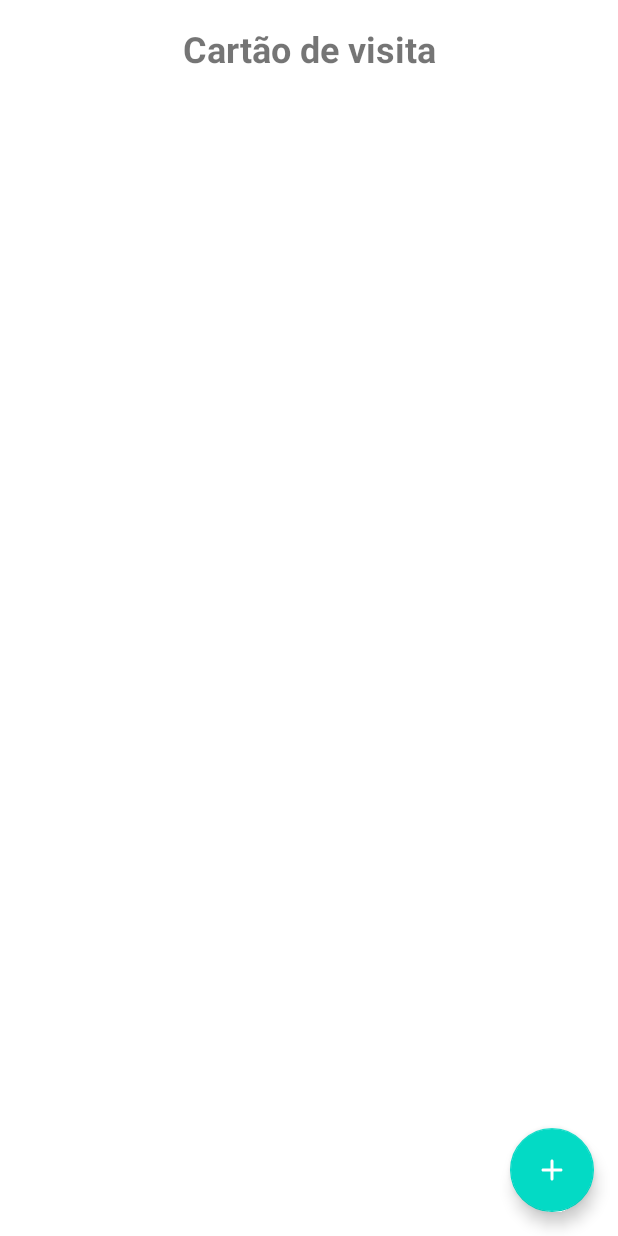
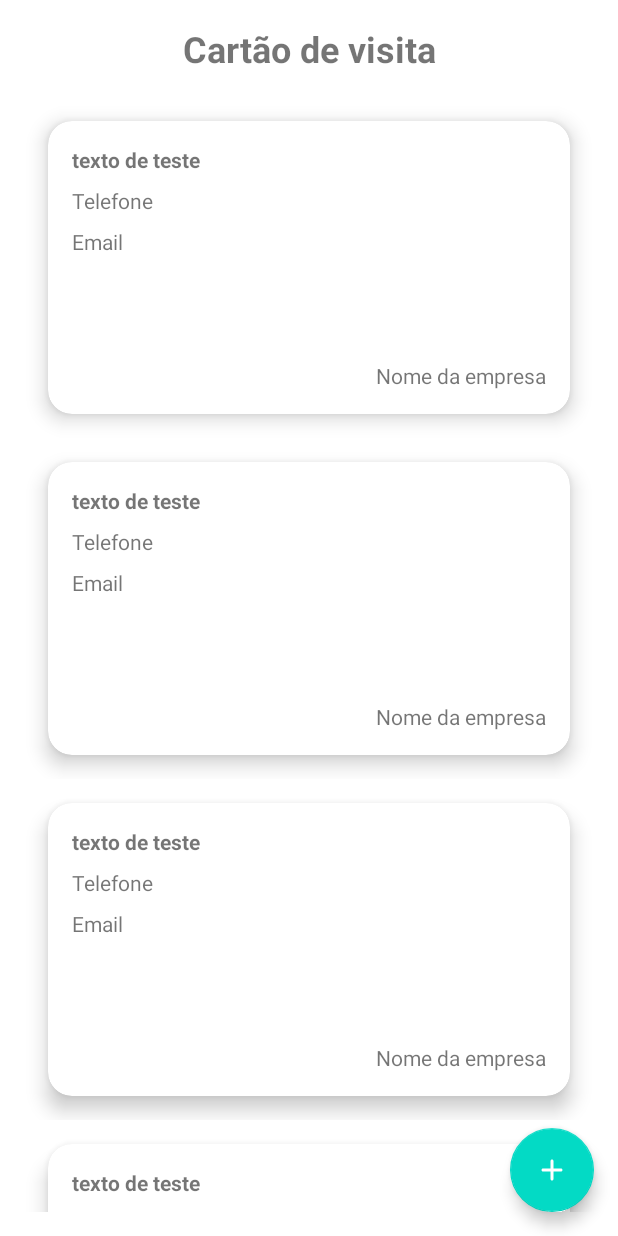
Before and after one commit to Debur2001/business-card, an Android app: the layout activity_main.xml on its own in the app's theme, with its tools: preview values and no code run, on a phone screen of 412 x 824 dp. Run offline under Robolectric (Android 15) with nearby library versions, the phone set to English and light mode, and no system bars.

Commit message:
Cria layout individual de cada cartao

```diff
--- a/app/src/main/res/layout/activity_main.xml
+++ b/app/src/main/res/layout/activity_main.xml
@@ -18,12 +18,21 @@
         app:layout_constraintStart_toStartOf="parent"
         app:layout_constraintTop_toTopOf="parent" />
 
+    <androidx.recyclerview.widget.RecyclerView
+        android:layout_width="match_parent"
+        android:layout_height="0dp"
+        android:layout_margin="16dp"
+        app:layoutManager="androidx.recyclerview.widget.LinearLayoutManager"
+        app:layout_constraintBottom_toBottomOf="parent"
+        app:layout_constraintTop_toBottomOf="@id/tv_title"
+        tools:itemCount="8"
+        tools:listitem="@layout/item_business_card"/>
+
     <com.google.android.material.floatingactionbutton.FloatingActionButton
         android:layout_width="wrap_content"
         android:layout_height="wrap_content"
+        android:layout_margin="16dp"
         app:layout_constraintBottom_toBottomOf="parent"
-        android:layout_margin="16dp"
-        app:srcCompat="@drawable/ic_add"
         app:layout_constraintEnd_toEndOf="parent"
-        />
+        app:srcCompat="@drawable/ic_add" />
 </androidx.constraintlayout.widget.ConstraintLayout>
--- /dev/null
+++ b/app/src/main/res/layout/item_business_card.xml
@@ -0,0 +1,68 @@
+<?xml version="1.0" encoding="utf-8"?>
+<androidx.constraintlayout.widget.ConstraintLayout xmlns:android="http://schemas.android.com/apk/res/android"
+    xmlns:app="http://schemas.android.com/apk/res-auto"
+    xmlns:tools="http://schemas.android.com/tools"
+    android:layout_width="match_parent"
+    android:layout_height="wrap_content">
+
+    <com.google.android.material.card.MaterialCardView
+        android:layout_width="match_parent"
+        android:layout_height="0dp"
+        android:layout_margin="16dp"
+        android:checkable="true"
+        android:clickable="true"
+        android:focusable="true"
+        app:cardCornerRadius="16dp"
+        app:cardElevation="8dp"
+        app:layout_constraintBottom_toBottomOf="parent"
+        app:layout_constraintDimensionRatio="16:9"
+        app:layout_constraintEnd_toEndOf="parent"
+        app:layout_constraintStart_toStartOf="parent"
+        app:layout_constraintTop_toTopOf="parent">
+
+        <androidx.constraintlayout.widget.ConstraintLayout
+            android:layout_width="match_parent"
+            android:layout_height="match_parent"
+            android:layout_margin="16dp">
+
+            <com.google.android.material.textview.MaterialTextView
+                android:id="@+id/tv_nome"
+                android:layout_width="wrap_content"
+                android:layout_height="wrap_content"
+                android:textStyle="bold"
+                app:layout_constraintStart_toStartOf="parent"
+                app:layout_constraintTop_toTopOf="parent"
+                tools:text="texto de teste" />
+
+            <com.google.android.material.textview.MaterialTextView
+                android:id="@+id/tv_telefone"
+                android:layout_width="wrap_content"
+                android:layout_height="wrap_content"
+                android:layout_marginTop="8dp"
+                app:layout_constraintStart_toStartOf="parent"
+                app:layout_constraintTop_toBottomOf="@id/tv_nome"
+                tools:text="Telefone" />
+
+            <com.google.android.material.textview.MaterialTextView
+                android:id="@+id/tv_email"
+                android:layout_width="wrap_content"
+                android:layout_height="wrap_content"
+                android:layout_marginTop="8dp"
+                app:layout_constraintStart_toStartOf="parent"
+                app:layout_constraintTop_toBottomOf="@id/tv_telefone"
+                tools:text="Email" />
+
+            <com.google.android.material.textview.MaterialTextView
+                android:id="@+id/tv_nome_empresa"
+                android:layout_width="wrap_content"
+                android:layout_height="wrap_content"
+                android:layout_marginTop="8dp"
+                app:layout_constraintBottom_toBottomOf="parent"
+                app:layout_constraintEnd_toEndOf="parent"
+                tools:text="Nome da empresa" />
+
+        </androidx.constraintlayout.widget.ConstraintLayout>
+
+    </com.google.android.material.card.MaterialCardView>
+
+</androidx.constraintlayout.widget.ConstraintLayout>
```
